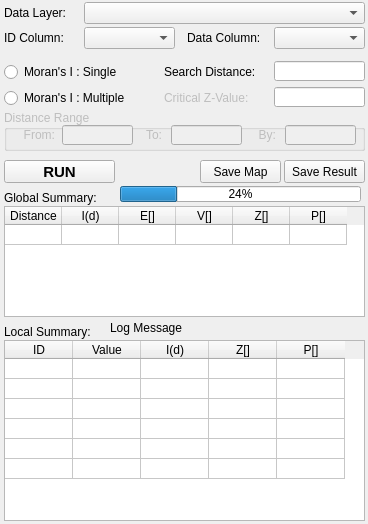
Above: gui/ui_form_morans_i.ui from Gaia3D/GeepsSpatialStatistic before the change. Below: the same form after it.
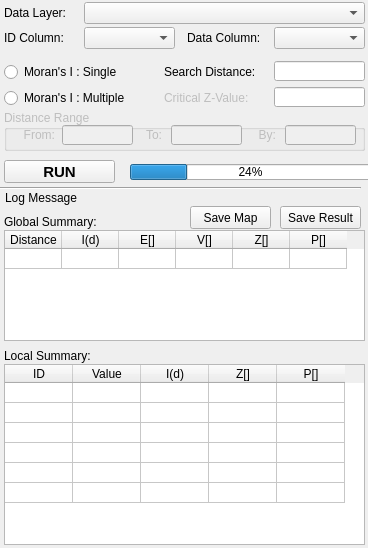
That is the form after the change.

```diff
--- a/gui/ui_form_morans_i.ui
+++ b/gui/ui_form_morans_i.ui
@@ -7,7 +7,7 @@
     <x>0</x>
     <y>0</y>
     <width>368</width>
-    <height>524</height>
+    <height>548</height>
    </rect>
   </property>
   <property name="windowTitle">
@@ -258,8 +258,8 @@
   <widget class="QPushButton" name="btnSaveResult">
    <property name="geometry">
     <rect>
-     <x>284</x>
-     <y>160</y>
+     <x>280</x>
+     <y>206</y>
      <width>81</width>
      <height>23</height>
     </rect>
@@ -271,8 +271,8 @@
   <widget class="QPushButton" name="btnSaveMap">
    <property name="geometry">
     <rect>
-     <x>200</x>
-     <y>160</y>
+     <x>190</x>
+     <y>206</y>
      <width>81</width>
      <height>23</height>
     </rect>
@@ -288,7 +288,7 @@
    <property name="geometry">
     <rect>
      <x>4</x>
-     <y>190</y>
+     <y>214</y>
      <width>131</width>
      <height>16</height>
     </rect>
@@ -301,7 +301,7 @@
    <property name="geometry">
     <rect>
      <x>4</x>
-     <y>324</y>
+     <y>348</y>
      <width>131</width>
      <height>16</height>
     </rect>
@@ -314,7 +314,7 @@
    <property name="geometry">
     <rect>
      <x>4</x>
-     <y>206</y>
+     <y>230</y>
      <width>361</width>
      <height>111</height>
     </rect>
@@ -388,7 +388,7 @@
    <property name="geometry">
     <rect>
      <x>4</x>
-     <y>340</y>
+     <y>364</y>
      <width>361</width>
      <height>181</height>
     </rect>
@@ -481,8 +481,8 @@
   <widget class="QProgressBar" name="progressBar">
    <property name="geometry">
     <rect>
-     <x>120</x>
-     <y>186</y>
+     <x>130</x>
+     <y>164</y>
      <width>241</width>
      <height>16</height>
     </rect>
@@ -494,9 +494,9 @@
   <widget class="QLabel" name="lbl_log">
    <property name="geometry">
     <rect>
-     <x>110</x>
-     <y>320</y>
-     <width>251</width>
+     <x>5</x>
+     <y>190</y>
+     <width>361</width>
      <height>16</height>
     </rect>
    </property>
@@ -504,6 +504,42 @@
     <string>Log Message</string>
    </property>
   </widget>
+  <widget class="Line" name="line">
+   <property name="geometry">
+    <rect>
+     <x>0</x>
+     <y>180</y>
+     <width>361</width>
+     <height>16</height>
+    </rect>
+   </property>
+   <property name="orientation">
+    <enum>Qt::Horizontal</enum>
+   </property>
+  </widget>
+  <zorder>label</zorder>
+  <zorder>cmbLayer</zorder>
+  <zorder>label_3</zorder>
+  <zorder>cmbTgtColumn</zorder>
+  <zorder>rdoSingle</zorder>
+  <zorder>rdoMultiple</zorder>
+  <zorder>lbl_s_1</zorder>
+  <zorder>edtSearchDistance</zorder>
+  <zorder>lbl_m_1</zorder>
+  <zorder>edtCritcalZValue</zorder>
+  <zorder>gb_multiple</zorder>
+  <zorder>btnRun</zorder>
+  <zorder>btnSaveResult</zorder>
+  <zorder>btnSaveMap</zorder>
+  <zorder>label_9</zorder>
+  <zorder>label_10</zorder>
+  <zorder>tblGlobalSummary</zorder>
+  <zorder>tblLocalSummary</zorder>
+  <zorder>cmbIdColumn</zorder>
+  <zorder>label_4</zorder>
+  <zorder>progressBar</zorder>
+  <zorder>line</zorder>
+  <zorder>lbl_log</zorder>
  </widget>
  <resources/>
  <connections/>
```
